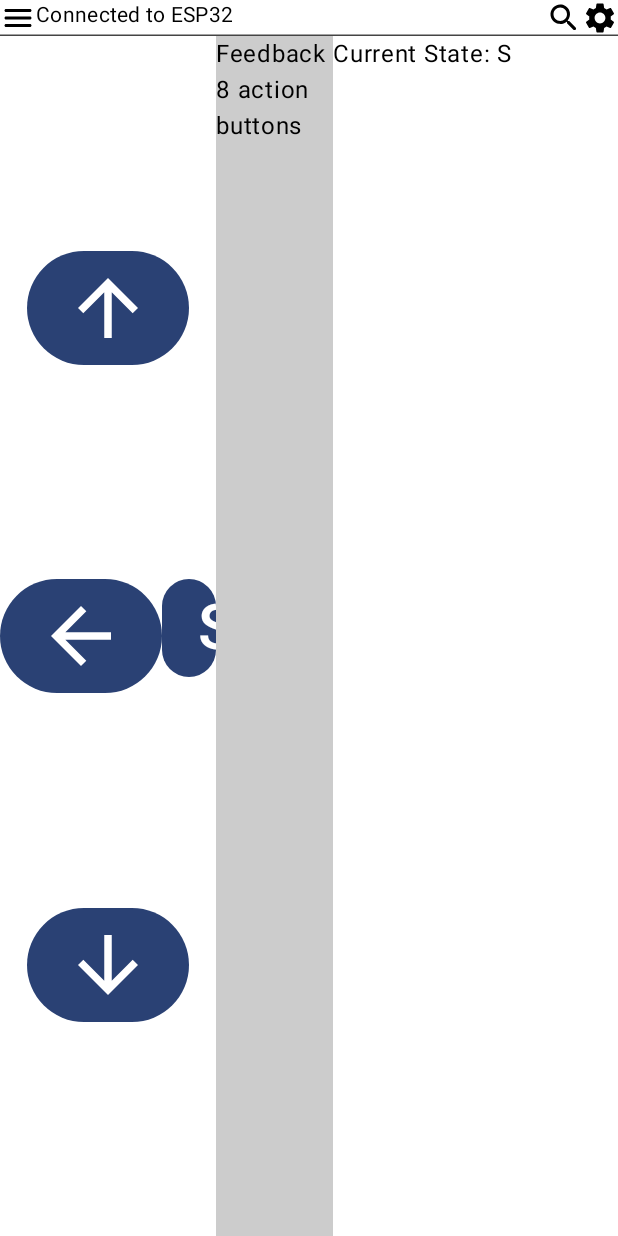
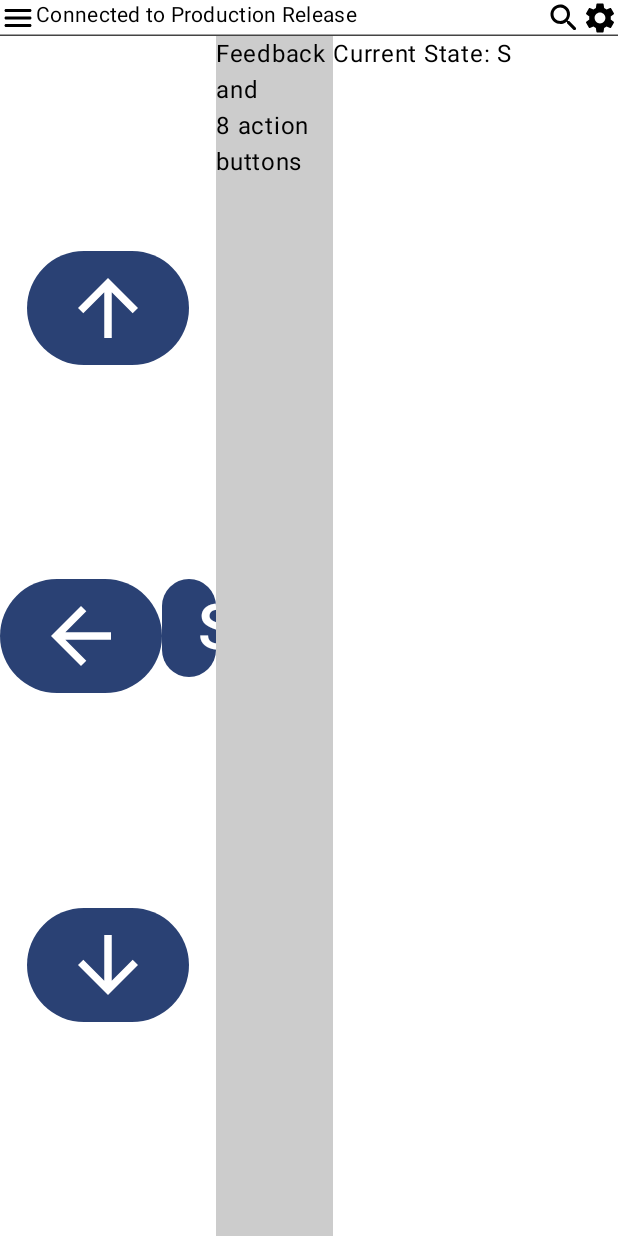
Before and after one commit to kreier/Wificar24, an Android app built with Jetpack Compose: the @Preview function WificarPreview, on a phone screen of 412 x 824 dp. Run offline under Robolectric (Android 15) with nearby library versions, the phone set to English and light mode, and no system bars.

Commit message:
updates for iteration 4

```diff
--- a/Android/app/src/main/java/org/kreier/wificar24/ControlPanel.kt
+++ b/Android/app/src/main/java/org/kreier/wificar24/ControlPanel.kt
@@ -23,9 +23,9 @@ import kotlinx.coroutines.launch
 import kotlinx.coroutines.runBlocking
 
 @Composable
-fun ControlPanel(modifier:Modifier = Modifier) {
+fun ControlPanel() {
     Row(modifier = Modifier.fillMaxWidth(1f)) {
-        var robotState = remember { mutableStateOf( "S") }
+        val robotState = remember { mutableStateOf( "S") }
         DirectionPanel(
             modifier = Modifier.fillMaxWidth(0.35f),
             state = robotState.value,
@@ -49,7 +49,7 @@ fun DirectionPanel(modifier: Modifier = Modifier, state: String, updateState: (S
             horizontalAlignment = Alignment.CenterHorizontally,
             verticalArrangement = Arrangement.SpaceEvenly
             ) {
-            var arrowSize = 60.dp
+            val arrowSize = 60.dp
             Button(
                 onClick = {
                     updateState("F")
@@ -59,7 +59,7 @@ fun DirectionPanel(modifier: Modifier = Modifier, state: String, updateState: (S
                 {
                 Image(
                     painter = painterResource(id = R.drawable.baseline_arrow_upward_24),
-                    contentDescription = null,
+                    contentDescription = "Forward",
                     modifier = Modifier.size(width = arrowSize, height = arrowSize)
                 )
 //                Text(fontSize = 42.sp, text = "↑")
@@ -71,7 +71,7 @@ fun DirectionPanel(modifier: Modifier = Modifier, state: String, updateState: (S
                 {
                     Image(
                         painter = painterResource(id = R.drawable.baseline_arrow_back_24),
-                        contentDescription = null,
+                        contentDescription = "Left",
                         modifier = Modifier.size(width = arrowSize, height = arrowSize)
                     )
 //                    Text(fontSize = 42.sp, text = "←")
@@ -91,7 +91,7 @@ fun DirectionPanel(modifier: Modifier = Modifier, state: String, updateState: (S
                 Button(onClick = { updateState("R") }) {
                     Image(
                         painter = painterResource(id = R.drawable.baseline_arrow_forward_24),
-                        contentDescription = null,
+                        contentDescription = "Right",
                         modifier = Modifier.size(width = arrowSize, height = arrowSize)
                     )
 //                    Text(fontSize = 42.sp, text = "→")
@@ -100,7 +100,7 @@ fun DirectionPanel(modifier: Modifier = Modifier, state: String, updateState: (S
             Button(onClick = { updateState("B") }) {
                 Image(
                     painter = painterResource(id = R.drawable.baseline_arrow_downward_24),
-                    contentDescription = null,
+                    contentDescription = "Backward",
                     modifier = Modifier.size(width = arrowSize, height = arrowSize)
                 )
 //                Text(fontSize = 42.sp, text = "↓")
@@ -117,7 +117,7 @@ fun ButtonPanel(modifier: Modifier = Modifier) {
             .fillMaxWidth(0.29f)
             .fillMaxHeight()
     ) {
-        Text(text = "Feedback")
+        Text(text = "Feedback and")
         Text(text = "8 action \nbuttons")
     }
 }
--- a/Android/app/src/main/java/org/kreier/wificar24/MainActivity.kt
+++ b/Android/app/src/main/java/org/kreier/wificar24/MainActivity.kt
@@ -42,6 +42,6 @@ fun Wificar24(soc: String, modifier: Modifier = Modifier) {
 @Composable
 fun WificarPreview() {
     Wificar24Theme {
-        Wificar24("ESP32")
+        Wificar24("Production Release")
     }
 }
```
Also changed, not shown: Android/app/build.gradle.kts (+10 -2 lines), Android/gradle/libs.versions.toml (+5 -3 lines), 4 other files.
